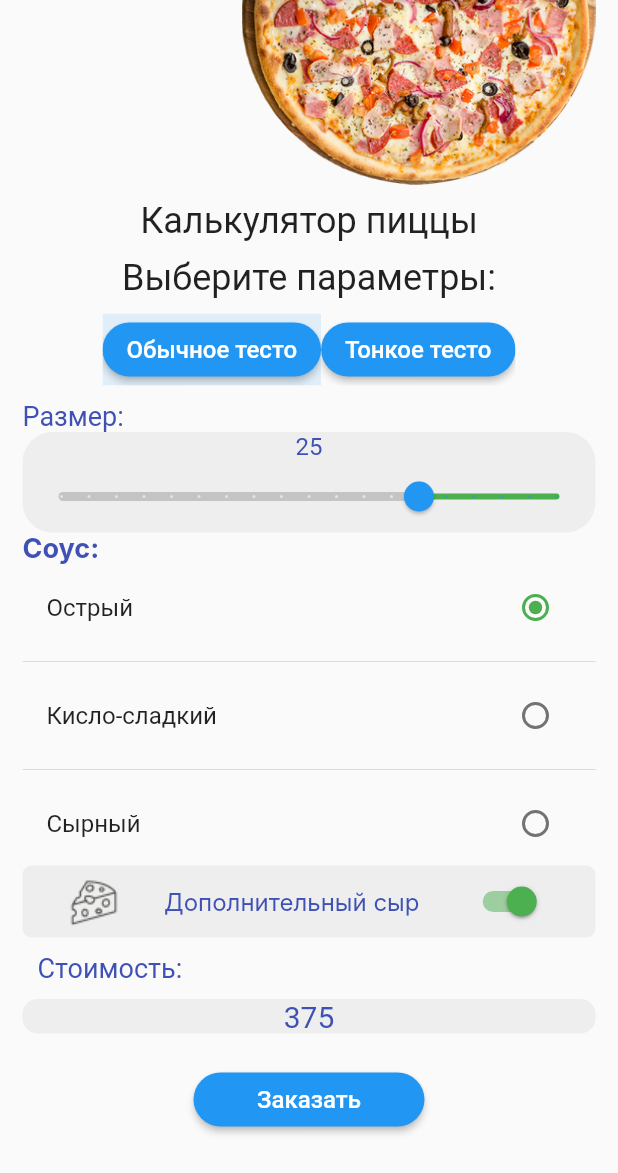
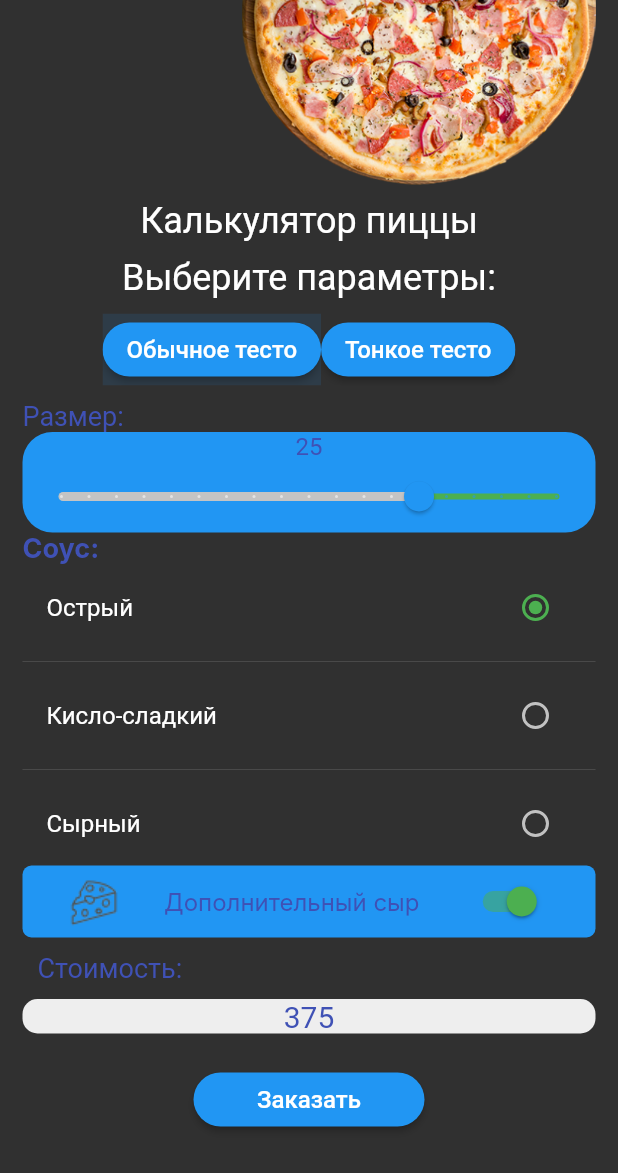
Before and after one commit to prgmr/ugntu_cases, a Flutter app: the screen it shows after launch, on a phone screen of 412 x 824 dp. Shown: the top 1173 px of the screen. Run offline on Flutter 3.47's test engine with Material 2 defaults, Android fonts, the phone set to English and light mode, and no system bars; Roboto replaces fonts that are missing (Inter, Verdana).

Commit message:
change colorSheme

```diff
--- a/lib/global_theme.dart
+++ b/lib/global_theme.dart
@@ -4,7 +4,7 @@ ThemeData globalTheme() => ThemeData(
     fontFamily: 'Verdana',
     splashColor: Colors.yellow,
     colorScheme: ColorScheme.fromSwatch(
-      brightness: Brightness.light,
+      brightness: Brightness.dark,
       primarySwatch: Colors.blue,
     ).copyWith(secondary: Colors.green),
     textTheme: const TextTheme(
--- a/lib/main.dart
+++ b/lib/main.dart
@@ -144,7 +144,7 @@ class _MyHomePageState extends State<MyHomePage> {
               Container(
                 decoration: BoxDecoration(
                   borderRadius: BorderRadius.circular(20),
-                  color: Colors.grey[200],
+                  color: Theme.of(context).colorScheme.primaryVariant,
                 ),
                 child: Column(
                   mainAxisAlignment: MainAxisAlignment.center,
@@ -256,7 +256,7 @@ class _MyHomePageState extends State<MyHomePage> {
               ),
               Container(
                 decoration: BoxDecoration(
-                    color: Colors.grey[200],
+                    color: Theme.of(context).colorScheme.primaryVariant,
                     borderRadius: BorderRadius.circular(6)),
                 child: Row(
                   mainAxisAlignment: MainAxisAlignment.spaceEvenly,
```
